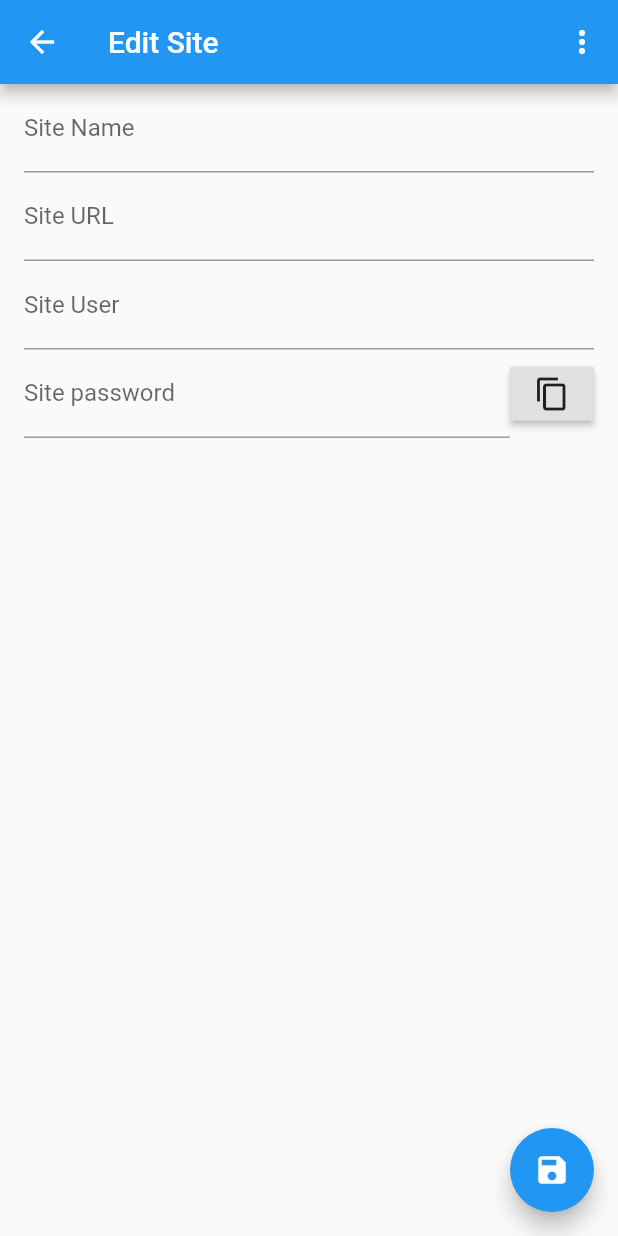
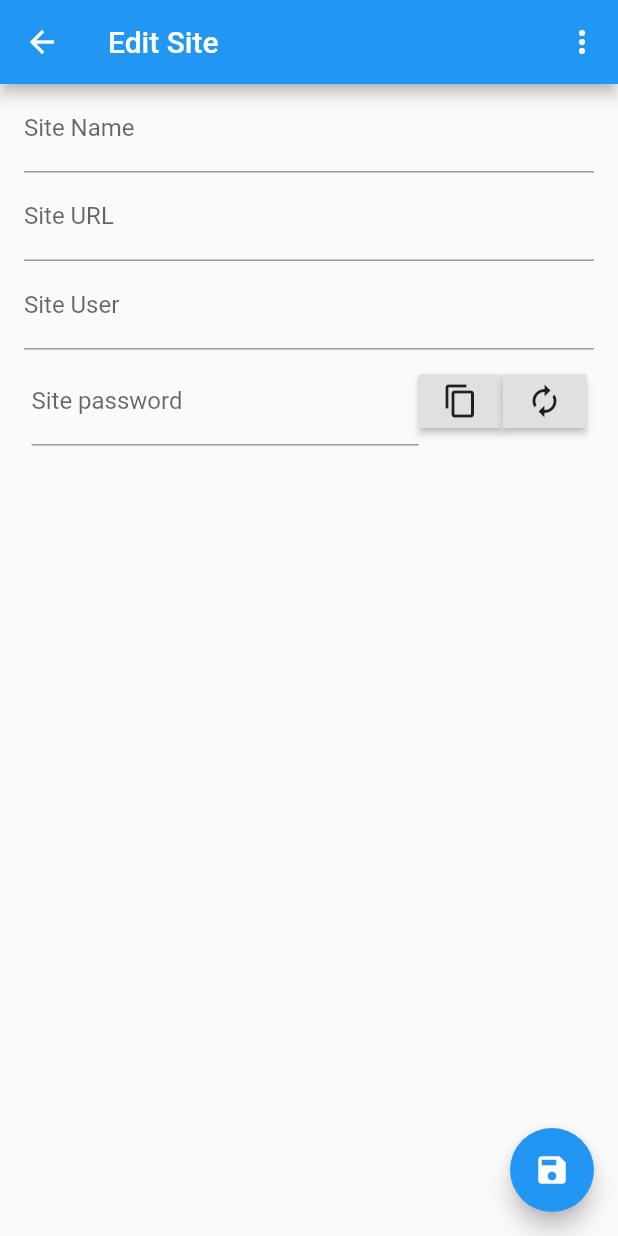
Before and after one commit to seralbdev/guaysin-flutter, a Flutter app: the SiteEditorPage screen opened directly with empty values, on a phone screen of 412 x 824 dp. Run offline on Flutter 3.47's test engine with Material 2 defaults, Android fonts, the phone set to English and light mode, and no system bars; our stand-ins replace flutter_secure_storage, local_auth, shared_preferences, sqflite; missing offline and left inert: flutter_string_encryption; accounts and stored records are empty.

```diff
--- a/lib/ui/siteEditorPage.dart
+++ b/lib/ui/siteEditorPage.dart
@@ -3,6 +3,7 @@ import 'package:flutter/services.dart';
 import 'package:flutter/widgets.dart';
 import 'package:guaysin/services/localStorage.dart';
 import 'package:guaysin/services/siteData.dart';
+import 'package:guaysin/services/random.dart' as random;
 
 enum PageMenuOptions { DELETE }
 
@@ -57,6 +58,11 @@ class _SiteEditorPageState extends State<SiteEditorPage> {
   void onCopyPassword(){
     final cd = new ClipboardData(text:_sitePwdController.text);
     Clipboard.setData(cd);
+  }
+
+  void onGeneratePassword(){
+    final randpwd = random.randomString(10);
+    _sitePwdController.text = randpwd;
   }
 
   void deleteSite() {
@@ -144,6 +150,7 @@ class _SiteEditorPageState extends State<SiteEditorPage> {
                   ),
                 ),
                 new Container(
+                  padding: new EdgeInsets.all(5.0),
                     child: new Row(children: <Widget>[
                       new Flexible(
 
@@ -161,6 +168,12 @@ class _SiteEditorPageState extends State<SiteEditorPage> {
                     color: const Color(0xFFe0e0e0),
                     child: new Icon(Icons.content_copy),
                     onPressed: onCopyPassword,
+                  ),
+                  new MaterialButton(
+                    minWidth:10.0,
+                    color: const Color(0xFFe0e0e0),
+                    child: new Icon(Icons.autorenew),
+                    onPressed: onGeneratePassword,
                   )
                 ])),
               ],
--- a/lib/ui/siteList.dart
+++ b/lib/ui/siteList.dart
@@ -198,7 +198,7 @@ class _SiteListPageState extends State<SiteListPage> {
                   color: const Color(0xFFe0e0e0),
                   child: new Icon(Icons.clear),
                   onPressed:onClearFilter,
-                )
+                ),
               ]),
               new Expanded(child: snapshot.data)
             ]);
```
Also changed, not shown: lib/services/random.dart (added, +19 -0 lines).
